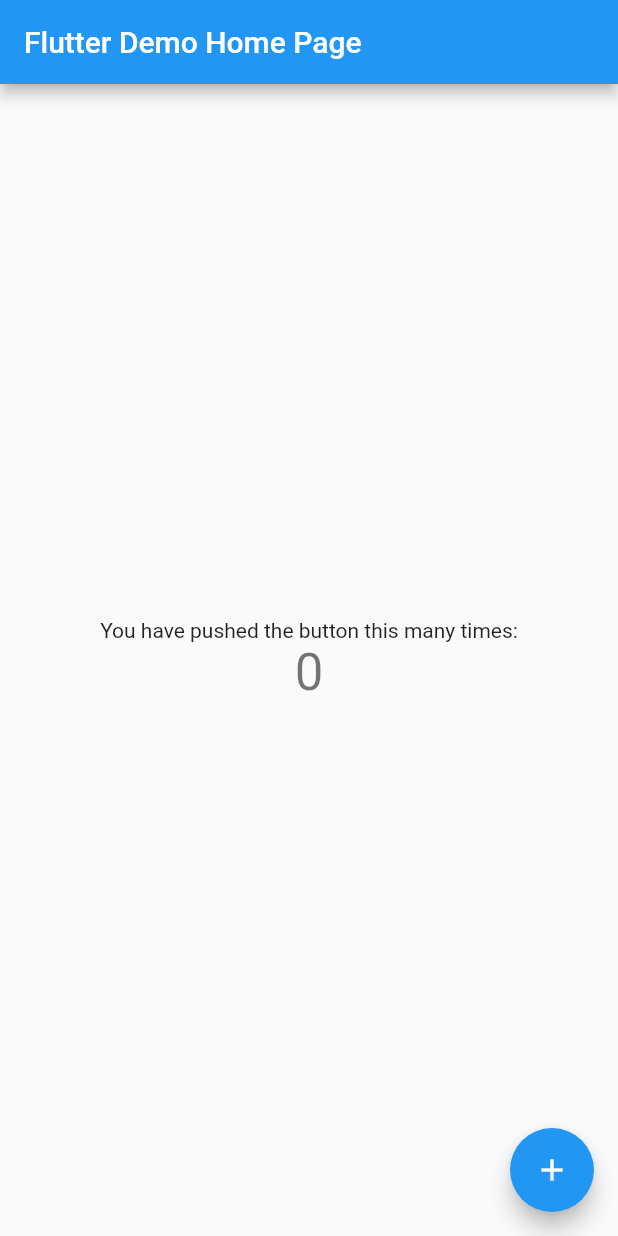
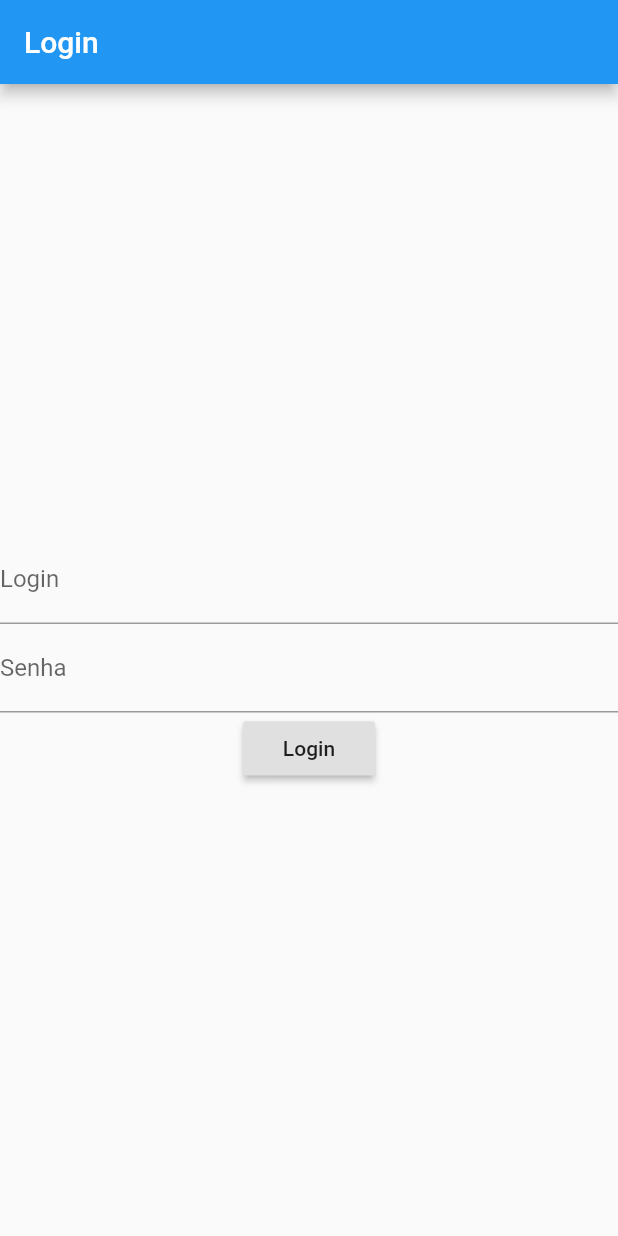
Before and after one commit to EdnilsonCS/Exemplo-Tela-Login-Flutter, a Flutter app: the screen it shows after launch, on a phone screen of 412 x 824 dp. Run offline on Flutter 3.47's test engine with Material 2 defaults, Android fonts, the phone set to English and light mode, and no system bars.

Commit message:
solução inicial

```diff
--- a/lib/main.dart
+++ b/lib/main.dart
@@ -7,36 +7,17 @@ class MyApp extends StatelessWidget {
   @override
   Widget build(BuildContext context) {
     return MaterialApp(
-      title: 'Flutter Demo',
+      title: 'Exemplo de Tela de Login',
       theme: ThemeData(
-        // This is the theme of your application.
-        //
-        // Try running your application with "flutter run". You'll see the
-        // application has a blue toolbar. Then, without quitting the app, try
-        // changing the primarySwatch below to Colors.green and then invoke
-        // "hot reload" (press "r" in the console where you ran "flutter run",
-        // or simply save your changes to "hot reload" in a Flutter IDE).
-        // Notice that the counter didn't reset back to zero; the application
-        // is not restarted.
         primarySwatch: Colors.blue,
       ),
-      home: MyHomePage(title: 'Flutter Demo Home Page'),
+      home: MyHomePage(title: 'Login'),
     );
   }
 }
 
 class MyHomePage extends StatefulWidget {
   MyHomePage({Key key, this.title}) : super(key: key);
-
-  // This widget is the home page of your application. It is stateful, meaning
-  // that it has a State object (defined below) that contains fields that affect
-  // how it looks.
-
-  // This class is the configuration for the state. It holds the values (in this
-  // case the title) provided by the parent (in this case the App widget) and
-  // used by the build method of the State. Fields in a Widget subclass are
-  // always marked "final".
-
   final String title;
 
   @override
@@ -44,68 +25,62 @@ class MyHomePage extends StatefulWidget {
 }
 
 class _MyHomePageState extends State<MyHomePage> {
-  int _counter = 0;
+  final emailControll = TextEditingController();
+  final senhaControll = TextEditingController();
+  final String email = "joao";
+  final String senha = "1234";
+  Widget retornoFuncao;
 
-  void _incrementCounter() {
+  Widget _widgetPadrao() => Column(
+        mainAxisAlignment: MainAxisAlignment.center,
+        children: <Widget>[
+          TextField(
+            decoration: InputDecoration(labelText: 'Login'),
+            controller: emailControll,
+            autocorrect: true,
+          ),
+          TextField(
+            decoration: InputDecoration(
+              labelText: 'Senha',
+            ),
+            controller: senhaControll,
+            obscureText: true,
+          ),
+          RaisedButton(
+            child: Text("Login"),
+            onPressed: onChange,
+          )
+        ],
+      );
+
+  onChange() async {
     setState(() {
-      // This call to setState tells the Flutter framework that something has
-      // changed in this State, which causes it to rerun the build method below
-      // so that the display can reflect the updated values. If we changed
-      // _counter without calling setState(), then the build method would not be
-      // called again, and so nothing would appear to happen.
-      _counter++;
+      retornoFuncao = CircularProgressIndicator();
     });
+    await Future.delayed(const Duration(seconds: 5));
+    setState(() {
+      retornoFuncao = _widgetPadrao();
+    });
+    if (email == emailControll.text && senha == senhaControll.text) {
+      print("ok");
+    } else {}
+  }
+
+  @override
+  void initState() {
+    // TODO: implement initState
+    super.initState();
+
+    retornoFuncao = _widgetPadrao();
   }
 
   @override
   Widget build(BuildContext context) {
-    // This method is rerun every time setState is called, for instance as done
-    // by the _incrementCounter method above.
-    //
-    // The Flutter framework has been optimized to make rerunning build methods
-    // fast, so that you can just rebuild anything that needs updating rather
-    // than having to individually change instances of widgets.
     return Scaffold(
       appBar: AppBar(
-        // Here we take the value from the MyHomePage object that was created by
-        // the App.build method, and use it to set our appbar title.
         title: Text(widget.title),
       ),
-      body: Center(
-        // Center is a layout widget. It takes a single child and positions it
-        // in the middle of the parent.
-        child: Column(
-          // Column is also layout widget. It takes a list of children and
-          // arranges them vertically. By default, it sizes itself to fit its
-          // children horizontally, and tries to be as tall as its parent.
-          //
-          // Invoke "debug painting" (press "p" in the console, choose the
-          // "Toggle Debug Paint" action from the Flutter Inspector in Android
-          // Studio, or the "Toggle Debug Paint" command in Visual Studio Code)
-          // to see the wireframe for each widget.
-          //
-          // Column has various properties to control how it sizes itself and
-          // how it positions its children. Here we use mainAxisAlignment to
-          // center the children vertically; the main axis here is the vertical
-          // axis because Columns are vertical (the cross axis would be
-          // horizontal).
-          mainAxisAlignment: MainAxisAlignment.center,
-          children: <Widget>[
-            Text(
-              'You have pushed the button this many times:',
-            ),
-            Text(
-              '$_counter',
-              style: Theme.of(context).textTheme.display1,
-            ),
-          ],
-        ),
-      ),
-      floatingActionButton: FloatingActionButton(
-        onPressed: _incrementCounter,
-        tooltip: 'Increment',
-        child: Icon(Icons.add),
-      ), // This trailing comma makes auto-formatting nicer for build methods.
+      body: Center(child: retornoFuncao),
     );
   }
 }
```
Also changed, not shown: lib/home.dart (added).
